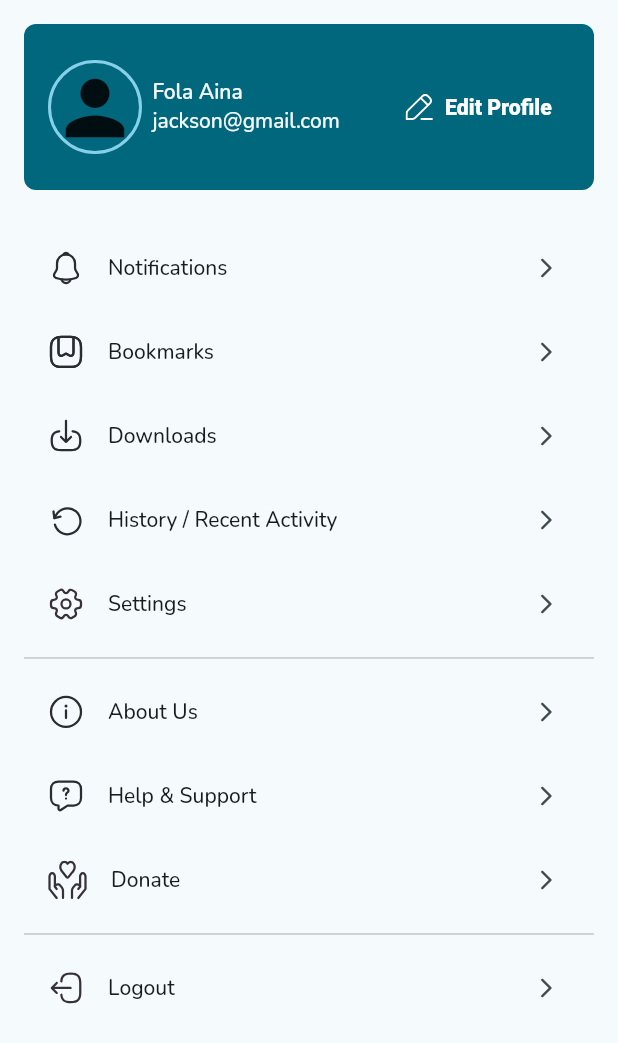
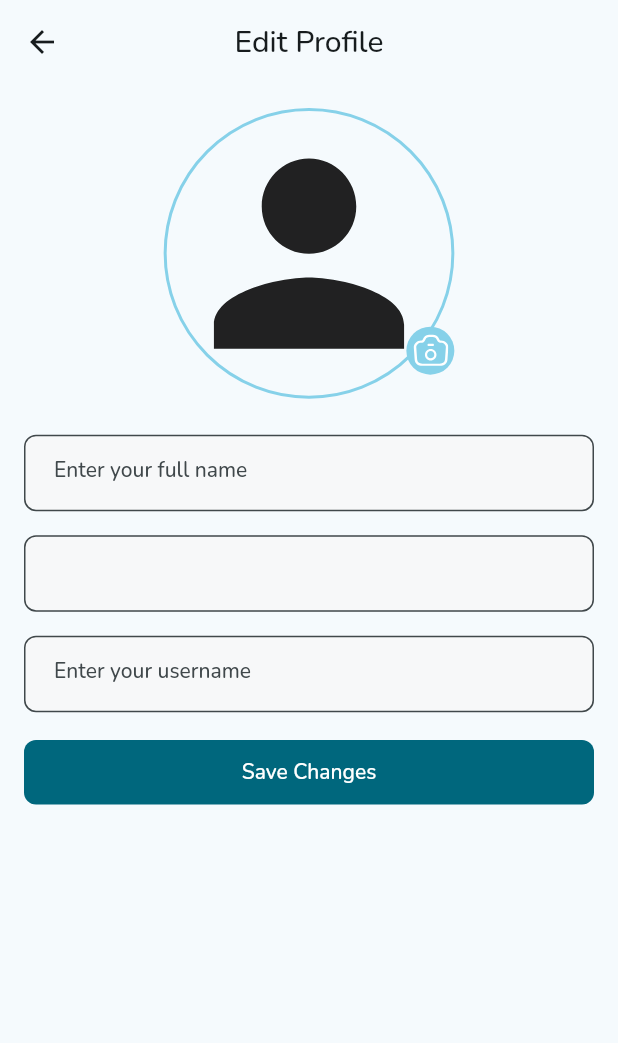
Before and after one commit to logickoder/stream_global, a Flutter app: the MoreScreen screen opened directly, after a tap on "Edit Profile", on a phone screen of 412 x 824 dp. Shown: the top 1043 px of the screen. Run offline on Flutter 3.47's test engine with Material 2 defaults, Android fonts, the phone set to English and light mode, and no system bars; our stand-ins replace cached_network_image, flutter_riverpod, flutter_svg, google_fonts, rx_shared_preferences; statements that could not run were skipped.

Commit message:
feat(profile): create edit profile screen

```diff
--- a/lib/app/assets.dart
+++ b/lib/app/assets.dart
@@ -21,6 +21,7 @@ class AppAssets {
   static const logoutIcon = '$_icons/logout.svg';
   static const historyIcon = '$_icons/history.svg';
   static const downloadIcon = '$_icons/download.svg';
+  static const cameraIcon = '$_icons/camera.svg';
 
   static const homeIcon = '$_icons/home.svg';
   static const exploreIcon = '$_icons/explore.svg';
--- a/lib/app/routes.dart
+++ b/lib/app/routes.dart
@@ -6,6 +6,7 @@ import '../auth/auth_screen.dart';
 import '../auth/auth_type.dart';
 import '../dashboard/dashboard_screen.dart';
 import '../onboarding/onboarding_screen.dart';
+import '../profile/edit/edit_profile_screen.dart';
 import '../splash/splash_screen.dart';
 
 class AppRoutes {
@@ -16,6 +17,7 @@ class AppRoutes {
   static const register = '/auth/register';
   static const otp = '/auth/otp';
   static const dashboard = '/dashboard';
+  static const editProfile = '/profile/edit';
 
   static Map<String, Widget Function(BuildContext)> get current => {
         splash: (context) => const SplashScreen(),
@@ -25,5 +27,6 @@ class AppRoutes {
         register: (_) => const AuthScreen(type: AuthScreenType.register),
         otp: (_) => const AuthOtpScreen(),
         dashboard: (_) => const DashboardScreen(),
+        editProfile: (_) => const EditProfileScreen(),
       };
 }
--- a/lib/app/theme.dart
+++ b/lib/app/theme.dart
@@ -88,10 +88,6 @@ class AppTheme {
           borderRadius: BorderRadius.circular(AppDimens.secondaryPadding / 2),
           borderSide: const BorderSide(color: AppColors.textFieldBorder),
         ),
-        disabledBorder: OutlineInputBorder(
-          borderRadius: BorderRadius.circular(AppDimens.secondaryPadding / 2),
-          borderSide: const BorderSide(color: AppColors.disabledColor),
-        ),
         hintStyle: const TextStyle(color: AppColors.textFieldHint),
         contentPadding: const EdgeInsets.all(AppDimens.secondaryPadding),
         filled: true,
--- a/lib/app/widgets/profile_avatar.dart
+++ b/lib/app/widgets/profile_avatar.dart
@@ -1,3 +1,5 @@
+import 'dart:io';
+
 import 'package:cached_network_image/cached_network_image.dart';
 import 'package:flutter/material.dart';
 
@@ -7,21 +9,29 @@ class ProfileAvatar extends StatelessWidget {
     this.size,
     this.url,
     this.borderColor,
+    this.isFile = false,
   });
 
   final String? url;
   final double? size;
   final Color? borderColor;
+  final bool isFile;
 
   @override
   Widget build(BuildContext context) {
     return size != null
-        ? _Avatar(url: url, size: size!, borderColor: borderColor)
+        ? _Avatar(
+            url: url,
+            size: size!,
+            borderColor: borderColor,
+            isFile: isFile,
+          )
         : LayoutBuilder(
             builder: (_, constraints) => _Avatar(
               url: url,
               size: constraints.maxWidth,
               borderColor: borderColor,
+              isFile: isFile,
             ),
           );
   }
@@ -32,11 +42,13 @@ class _Avatar extends StatelessWidget {
     required this.url,
     required this.size,
     required this.borderColor,
+    required this.isFile,
   });
 
   final String? url;
   final double size;
   final Color? borderColor;
+  final bool isFile;
 
   @override
   Widget build(BuildContext context) {
@@ -51,12 +63,19 @@ class _Avatar extends StatelessWidget {
       child: ClipRRect(
         borderRadius: BorderRadius.circular(size),
         child: url != null
-            ? CachedNetworkImage(
-                imageUrl: url!,
-                fit: BoxFit.cover,
-                width: size,
-                height: size,
-              )
+            ? isFile
+                ? Image(
+                    image: FileImage(File(url!)),
+                    fit: BoxFit.cover,
+                    width: size,
+                    height: size,
+                  )
+                : CachedNetworkImage(
+                    imageUrl: url!,
+                    fit: BoxFit.cover,
+                    width: size,
+                    height: size,
+                  )
             : Icon(Icons.person, size: size - (_borderSize * 2)),
       ),
     );
--- a/lib/dashboard/more/more_screen.dart
+++ b/lib/dashboard/more/more_screen.dart
@@ -3,6 +3,7 @@ import 'package:flutter_svg/flutter_svg.dart';
 import 'package:stream_global/app/dimens.dart';
 
 import '../../app/assets.dart';
+import '../../app/routes.dart';
 import '../../app/widgets/profile_avatar.dart';
 
 typedef _MoreItem = (String, String, bool);
@@ -104,7 +105,10 @@ class _MoreHeader extends StatelessWidget {
             flex: 35,
             child: FittedBox(
               child: TextButton.icon(
-                onPressed: () {},
+                onPressed: () => Navigator.pushNamed(
+                  context,
+                  AppRoutes.editProfile,
+                ),
                 style: TextButton.styleFrom(
                   foregroundColor: theme.colorScheme.onPrimary,
                   textStyle: const TextStyle(
--- /dev/null
+++ b/lib/profile/edit/edit_profile_screen.dart
@@ -0,0 +1,194 @@
+import 'package:flutter/material.dart';
+import 'package:flutter_riverpod/flutter_riverpod.dart';
+import 'package:flutter_svg/flutter_svg.dart';
+
+import '../../app/assets.dart';
+import '../../app/dimens.dart';
+import '../../app/widgets/profile_avatar.dart';
+
+class EditProfileScreen extends ConsumerStatefulWidget {
+  const EditProfileScreen({super.key});
+
+  @override
+  ConsumerState<EditProfileScreen> createState() => _EditProfileScreenState();
+}
+
+class _EditProfileScreenState extends ConsumerState<EditProfileScreen> {
+  final _image = StateProvider<String?>((ref) => null);
+  final _username = TextEditingController();
+  final _fullName = TextEditingController();
+  final _email = TextEditingController();
+
+  final _form = GlobalKey<FormState>();
+
+  @override
+  void initState() {
+    Future.delayed(Duration.zero, () {
+      // final user = ref.read(profileController).user;
+      // if (user == null) return;
+      //
+      // _username.text = user.username;
+    });
+    super.initState();
+  }
+
+  @override
+  Widget build(BuildContext context) {
+    // final user = ModalRoute.of(context)?.settings.arguments as User?;
+    // if (user != null) {
+    //   _username.text = user.username;
+    //   _zodiacSign.text = user.zodiacSign ?? '';
+    //   _about.text = user.about ?? '';
+    //   _schoolLevel.text = user.schoolLevel ?? '';
+    //   _ageRange.text = user.ageRange ?? '';
+    //   _gender.text = user.gender ?? '';
+    // }
+
+    return Scaffold(
+      appBar: AppBar(
+        title: const Text('Edit Profile'),
+        centerTitle: true,
+      ),
+      body: Form(
+        key: _form,
+        child: ListView(
+          padding: const EdgeInsets.all(AppDimens.secondaryPadding),
+          children: [
+            Align(
+              alignment: Alignment.center,
+              child: Consumer(
+                builder: (context, ref, child) {
+                  // final oldImage = ref.read(
+                  //   profileController
+                  //       .select((value) => value.user?.profilePicture),
+                  // );
+                  final newImage = ref.watch(_image);
+                  return GestureDetector(
+                    onTap: _selectPhoto,
+                    child: FractionallySizedBox(
+                      widthFactor: .51,
+                      child: Stack(
+                        children: [
+                          ProfileAvatar(
+                            url: newImage,
+                            isFile: newImage != null,
+                          ),
+                          Positioned(
+                            bottom: AppDimens.secondaryPadding,
+                            right: 0,
+                            child: Container(
+                              padding: const EdgeInsets.all(4),
+                              decoration: BoxDecoration(
+                                color: Theme.of(context)
+                                    .colorScheme
+                                    .inversePrimary,
+                                shape: BoxShape.circle,
+                              ),
+                              child: SvgPicture.asset(
+                                AppAssets.cameraIcon,
+                                width: AppDimens.padding,
+                                height: AppDimens.padding,
+                              ),
+                            ),
+                          ),
+                        ],
+                      ),
+                    ),
+                  );
+                },
+              ),
+            ),
+            const SizedBox(height: AppDimens.padding),
+            TextFormField(
+              controller: _fullName,
+              decoration: const InputDecoration(
+                labelText: 'Enter your full name',
+              ),
+              validator: (value) {
+                if (value == null || value.isEmpty) {
+                  return 'Your full name is required';
+                }
+                return null;
+              },
+            ),
+            const SizedBox(height: AppDimens.secondaryPadding),
+            TextFormField(
+              controller: _email,
+              readOnly: true,
+            ),
+            const SizedBox(height: AppDimens.secondaryPadding),
+            TextFormField(
+              controller: _username,
+              decoration: const InputDecoration(
+                labelText: 'Enter your username',
+              ),
+              validator: (value) {
+                if (value == null || value.isEmpty) {
+                  return 'Username is required';
+                }
+                return null;
+              },
+            ),
+            const SizedBox(height: AppDimens.secondaryPadding),
+            SizedBox(
+              width: double.infinity,
+              child: Consumer(
+                builder: (context, ref, child) {
+                  // final loading = ref.watch(
+                  //   profileController.select(
+                  //         (value) => value.editProfileLoading,
+                  //   ),
+                  // );
+                  final loading = false;
+                  return FilledButton(
+                    onPressed: loading ? null : _submitForm,
+                    child: Text(
+                      loading ? 'please wait...' : 'Save Changes',
+                    ),
+                  );
+                },
+              ),
+            )
+          ],
+        ),
+      ),
+    );
+  }
+
+  @override
+  void dispose() {
+    _username.dispose();
+    _fullName.dispose();
+    _email.dispose();
+    super.dispose();
+  }
+
+  void _selectPhoto() {
+    // ImagePicker().pickImage(source: ImageSource.gallery).then((image) {
+    //   if (image == null) return;
+    //
+    //   ref.read(_image.notifier).state = image.path;
+    // });
+  }
+
+  void _submitForm() {
+    if (_form.currentState?.validate() != true) return;
+    // final response = ref.read(profileController.notifier).updateUserProfile(
+    //   username: _username.text,
+    //   zodiacSign: _zodiacSign.text,
+    //   about: _about.text,
+    //   ageRange: _ageRange.text,
+    //   gender: _gender.text,
+    //   schoolLevel: _schoolLevel.text,
+    //   profilePicture: ref.read(_image),
+    // );
+    //
+    // response.then((_) {
+    //   Navigator.pop(context);
+    // }).catchError((e, _) {
+    //   ScaffoldMessenger.of(context).showSnackBar(
+    //     SnackBar(content: Text(e.toString())),
+    //   );
+    // });
+  }
+}
```
Also changed, not shown: assets/icons/camera.svg (added).
